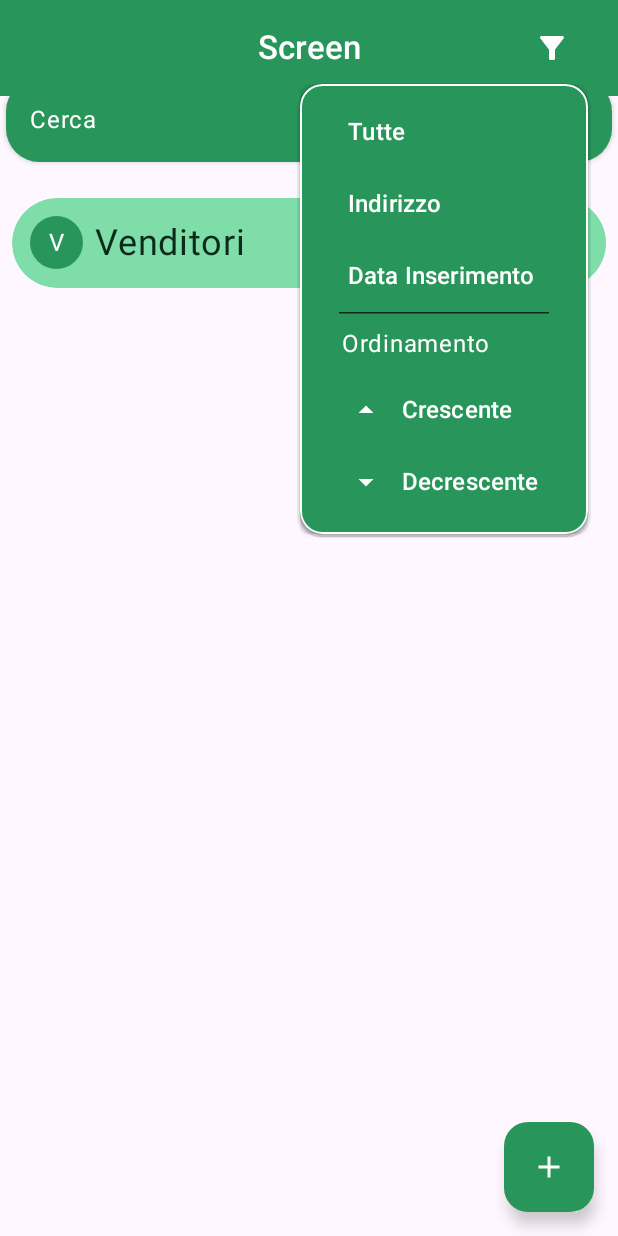
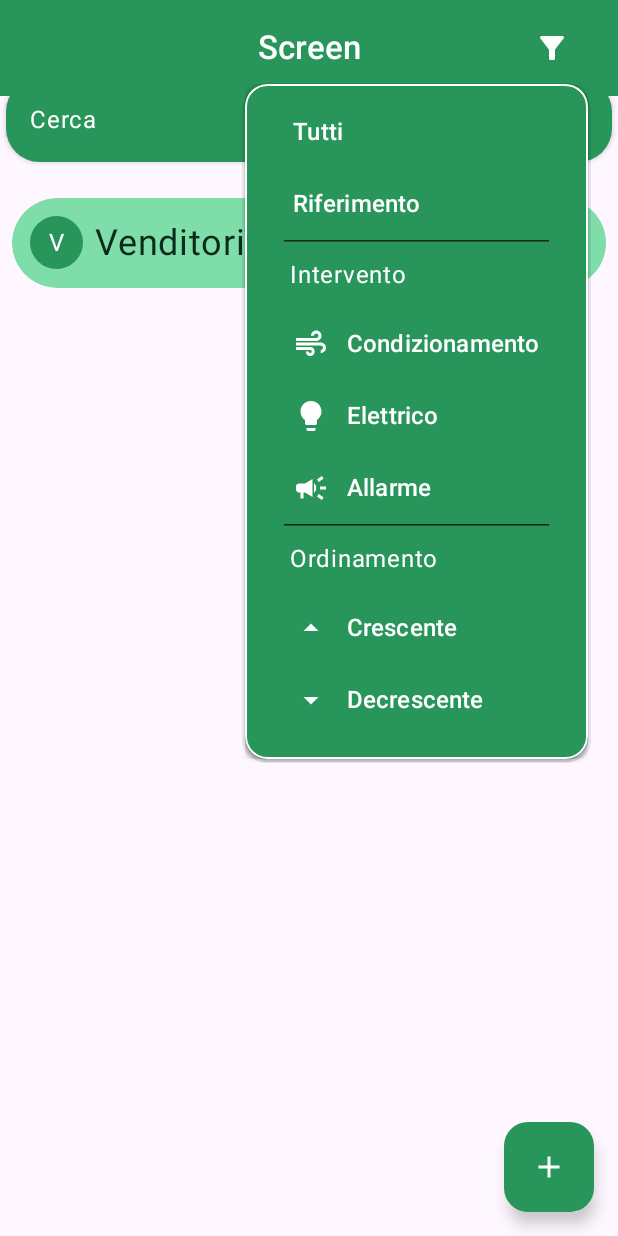
Before and after one commit to BeaBarba/BarbApp, an Android app built with Jetpack Compose: the screen it shows after launch (MainActivity), after a tap on "Filter", on a phone screen of 412 x 824 dp. Run offline under Robolectric (Android 15) with nearby library versions, the phone set to English and light mode, and no system bars; our stand-ins replace Material 3 Expressive styles (plain Material 3 is drawn).

Commit message:
Creation of DropDownMenu components completed

```diff
--- a/app/src/main/java/com/example/myapplication/ui/component/DropDownMenuComponents.kt
+++ b/app/src/main/java/com/example/myapplication/ui/component/DropDownMenuComponents.kt
@@ -5,14 +5,16 @@ import androidx.compose.foundation.layout.Box
 import androidx.compose.foundation.layout.Column
 import androidx.compose.foundation.layout.Row
 import androidx.compose.foundation.layout.padding
-import androidx.compose.foundation.layout.width
 import androidx.compose.material.icons.Icons
+import androidx.compose.material.icons.filled.Air
 import androidx.compose.material.icons.filled.ArrowDropDown
 import androidx.compose.material.icons.filled.ArrowDropUp
+import androidx.compose.material.icons.filled.Campaign
 import androidx.compose.material.icons.filled.DarkMode
 import androidx.compose.material.icons.filled.FilterAlt
 import androidx.compose.material.icons.filled.Inbox
 import androidx.compose.material.icons.filled.LightMode
+import androidx.compose.material.icons.filled.Lightbulb
 import androidx.compose.material.icons.filled.Settings
 import androidx.compose.material3.DropdownMenuItem
 import androidx.compose.material3.HorizontalDivider
@@ -27,17 +29,77 @@ import androidx.compose.runtime.remember
 import androidx.compose.runtime.setValue
 import androidx.compose.ui.Alignment
 import androidx.compose.ui.Modifier
-import androidx.compose.ui.modifier.modifierLocalMapOf
 import androidx.compose.ui.res.painterResource
 import androidx.compose.ui.unit.dp
 import com.example.myapplication.R
 
 @Composable
+fun MenuText(text: String){
+    Text(
+        text = text,
+        color = MaterialTheme.colorScheme.onPrimary,
+        fontSize = MaterialTheme.typography.bodyLarge.fontSize
+    )
+}
+
+@Composable
+fun MenuDivider(){
+    HorizontalDivider(
+        modifier = Modifier.padding(end = 6.dp, start = 6.dp),
+        thickness = 1.dp,
+        color = MaterialTheme.colorScheme.onPrimaryContainer
+    )
+}
+
+@Composable
+fun MenuTitle(text : String){
+    Row(
+        modifier = Modifier.padding(10.dp),
+        verticalAlignment = Alignment.CenterVertically,
+        horizontalArrangement = Arrangement.Center
+    ){
+        Text(
+            text = text,
+            color = MaterialTheme.colorScheme.onPrimary,
+            fontSize = MaterialTheme.typography.bodyLarge.fontSize
+        )
+    }
+}
+
+@Composable
+fun Order(
+    text : String = "Ordinamento",
+    onClickAscending : () -> Unit,
+    onClickDescending : () -> Unit
+){
+    MenuTitle(text)
+    DropdownMenuItem(
+        leadingIcon = {
+            Icon(Icons.Filled.ArrowDropUp, contentDescription = "Ascending order",
+                tint = MaterialTheme.colorScheme.onPrimary
+            ) },
+        text = {
+            MenuText(text = "Crescente")
+        },
+        onClick = { onClickAscending() /* Order items to ascending order */ }
+    )
+    DropdownMenuItem(
+        leadingIcon = {
+            Icon(Icons.Filled.ArrowDropDown, contentDescription = "Descending order",
+                tint = MaterialTheme.colorScheme.onPrimary
+            ) },
+        text = {
+            MenuText(text = "Decrescente")
+        },
+        onClick = { onClickDescending() /* Order items to descending order */ }
+    )
+}
+
+@Composable
 fun DropDownMenuHome(){
     var expanded by remember { mutableStateOf(false) }
     Box(
-        modifier = Modifier
-            .padding(16.dp)
+        modifier = Modifier.padding(16.dp)
     ) {
         IconButton(onClick = { expanded = !expanded }) {
             Icon(Icons.Filled.Settings, contentDescription = "Settings", tint = MaterialTheme.colorScheme.onPrimary)
@@ -47,78 +109,30 @@ fun DropDownMenuHome(){
             Column(
                 modifier = Modifier.padding(end = 20.dp, start = 20.dp),
             ) {
-                Row(
-                    modifier = Modifier.padding(8.dp),
-                    verticalAlignment = Alignment.CenterVertically,
-                    horizontalArrangement = Arrangement.Center
-                ) {
-                    Text(
-                        text = "Aspetto",
-                        color = MaterialTheme.colorScheme.onPrimary,
-                        fontSize = MaterialTheme.typography.bodyLarge.fontSize
-                    )
-                }
+                MenuTitle("Aspetto")
                 DropdownMenuItem(
                     leadingIcon = { Icon(Icons.Filled.LightMode, contentDescription = "Chiaro",tint = MaterialTheme.colorScheme.onPrimary) },
-                    text = {
-                        Text(
-                            text = "Chiaro",
-                            color = MaterialTheme.colorScheme.onPrimary,
-                            fontSize = MaterialTheme.typography.bodyLarge.fontSize
-                        )
-                    },
-                    onClick = {/* Change color */ },
+                    text = { MenuText(text = "Chiaro") },
+                    onClick = { /* Change color light */ },
                 )
                 DropdownMenuItem(
                     leadingIcon =  { Icon(Icons.Filled.DarkMode, contentDescription = "Scuro",tint = MaterialTheme.colorScheme.onPrimary) },
-                    text = {
-                        Text(
-                            text = "Scuro",
-                            color = MaterialTheme.colorScheme.onPrimary,
-                            fontSize = MaterialTheme.typography.bodyLarge.fontSize
-                        )
-                    },
-                    onClick = {},
+                    text = { MenuText(text = "Scuro") },
+                    onClick = { /* Change color dark */ },
                 )
 
-                HorizontalDivider(
-                    modifier = Modifier.padding(end = 6.dp, start = 6.dp),
-                    thickness = 1.dp,
-                    color = MaterialTheme.colorScheme.onPrimaryContainer
-                )
+                MenuDivider()
 
-                Row(
-                    modifier = Modifier.padding(8.dp),
-                    verticalAlignment = Alignment.CenterVertically,
-                    horizontalArrangement = Arrangement.Center
-                ) {
-                    Text(
-                        text = "Dati",
-                        color = MaterialTheme.colorScheme.onPrimary,
-                        fontSize = MaterialTheme.typography.bodyLarge.fontSize
-                    )
-                }
+                MenuTitle("Dati")
                 DropdownMenuItem(
-                    leadingIcon = { Icon(Icons.Filled.Inbox, contentDescription = "Chiaro", tint = MaterialTheme.colorScheme.onPrimary) },
-                    text = {
-                        Text(
-                            text = "Importa Database",
-                            color = MaterialTheme.colorScheme.onPrimary,
-                            fontSize = MaterialTheme.typography.bodyLarge.fontSize
-                        )
-                    },
-                    onClick = {/* Change color */ },
+                    leadingIcon = { Icon(Icons.Filled.Inbox, contentDescription = "Import", tint = MaterialTheme.colorScheme.onPrimary) },
+                    text = { MenuText(text = "Importa Database") },
+                    onClick = { /* Action to import database */ },
                 )
                 DropdownMenuItem(
-                    leadingIcon =  { Icon(painterResource(R.drawable.export), contentDescription = "Scuro", tint = MaterialTheme.colorScheme.onPrimary) },
-                    text = {
-                        Text(
-                            text = "Esporta Database",
-                            color = MaterialTheme.colorScheme.onPrimary,
-                            fontSize = MaterialTheme.typography.bodyLarge.fontSize
-                        )
-                    },
-                    onClick = {},
+                    leadingIcon =  { Icon(painterResource(R.drawable.export), contentDescription = "Export", tint = MaterialTheme.colorScheme.onPrimary) },
+                    text = { MenuText(text = "Esporta Database") },
+                    onClick = { /* Action to export database */ },
                 )
             }
         }
@@ -134,6 +148,7 @@ fun DropDownMenuBubbles(){
         IconButton(onClick = { expanded = !expanded }) {
             Icon(Icons.Filled.FilterAlt, contentDescription = "Filter", tint = MaterialTheme.colorScheme.onPrimary)
         }
+
         CustomDropDownMenu(
             expanded = expanded,
             onDismissRequest = { expanded = false },
@@ -142,87 +157,21 @@ fun DropDownMenuBubbles(){
                 modifier = Modifier.padding(end = 20.dp, start = 20.dp),
             ) {
                 DropdownMenuItem(
-                    text = {
-                        Text(
-                            text = "Tutte",
-                            color = MaterialTheme.colorScheme.onPrimary,
-                            fontSize = MaterialTheme.typography.bodyLarge.fontSize
-                        )
-                    },
+                    text = { MenuText(text = "Tutte") },
                     onClick = { /* Query that select all bubbles */ }
                 )
                 DropdownMenuItem(
-                    text = {
-                        Text(
-                            text = "Venditore",
-                            color = MaterialTheme.colorScheme.onPrimary,
-                            fontSize = MaterialTheme.typography.bodyLarge.fontSize
-                        )
-                    },
+                    text = { MenuText(text = "Venditore") },
                     onClick = { /* Query that select all bubbles based on seller */ }
                 )
                 DropdownMenuItem(
-                    text = {
-                        Text(
-                            text = "Data",
-                            color = MaterialTheme.colorScheme.onPrimary,
-                            fontSize = MaterialTheme.typography.bodyLarge.fontSize
-                        )
-                    },
+                    text = { MenuText(text = "Data") },
                     onClick = { /* Query that select all bubbles on date */ }
                 )
 
-                HorizontalDivider(
-                    modifier = Modifier.padding(start = 6.dp, end = 6.dp),
-                    thickness = 1.dp,
-                    color = MaterialTheme.colorScheme.onPrimaryContainer
-                )
+                MenuDivider()
 
-                Row(
-                    modifier = Modifier.padding(8.dp),
-                    verticalAlignment = Alignment.CenterVertically,
-                    horizontalArrangement = Arrangement.Center
-                ) {
-                    Text(
-                        text = "Ordinamento",
-                        color = MaterialTheme.colorScheme.onPrimary,
-                        fontSize = MaterialTheme.typography.bodyLarge.fontSize
-                    )
-                }
-                DropdownMenuItem(
-                    leadingIcon = {
-                        Icon(
-                            Icons.Filled.ArrowDropUp,
-                            contentDescription = "Ascending order",
-                            tint = MaterialTheme.colorScheme.onPrimary
-                        )
-                    },
-                    text = {
-                        Text(
-                            text = "Crescente",
-                            color = MaterialTheme.colorScheme.onPrimary,
-                            fontSize = MaterialTheme.typography.bodyLarge.fontSize
-                        )
-                    },
-                    onClick = { /* Ascending order */ }
-                )
-                DropdownMenuItem(
-                    leadingIcon = {
-                        Icon(
-                            Icons.Filled.ArrowDropDown,
-                            contentDescription = "Descending order",
-                            tint = MaterialTheme.colorScheme.onPrimary
-                        )
-                    },
-                    text = {
-                        Text(
-                            text = "Decrescente",
-                            color = MaterialTheme.colorScheme.onPrimary,
-                            fontSize = MaterialTheme.typography.bodyLarge.fontSize
-                        )
-                    },
-                    onClick = { /* Descending order */ }
-                )
+                Order(onClickAscending = {}, onClickDescending = {})
             }
         }
     }
@@ -237,96 +186,215 @@ fun DropDownMenuCleaning(){
         IconButton(onClick = { expanded = !expanded }) {
             Icon(Icons.Filled.FilterAlt, contentDescription = "Filter", tint = MaterialTheme.colorScheme.onPrimary)
         }
+
         CustomDropDownMenu(
             expanded = expanded,
-            onDismissRequest = { expanded = false },
+            onDismissRequest = { expanded = false }
         ) {
             Column(
                 modifier = Modifier.padding(end = 20.dp, start = 20.dp),
             ) {
                 DropdownMenuItem(
-                    text = {
-                        Text(
-                            text = "Tutte",
-                            color = MaterialTheme.colorScheme.onPrimary,
-                            fontSize = MaterialTheme.typography.bodyLarge.fontSize
-                        )
-                    },
+                    text = { MenuText(text = "Tutte") },
                     onClick = { /* Query that select all bubbles */ }
                 )
                 DropdownMenuItem(
-                    text = {
-                        Text(
-                            text = "Indirizzo",
-                            color = MaterialTheme.colorScheme.onPrimary,
-                            fontSize = MaterialTheme.typography.bodyLarge.fontSize
-                        )
-                    },
+                    text = { MenuText(text = "Indirizzo") },
                     onClick = { /* Query that select all bubbles based on address */ }
                 )
                 DropdownMenuItem(
-                    text = {
-                        Text(
-                            text = "Data Inserimento",
-                            color = MaterialTheme.colorScheme.onPrimary,
-                            fontSize = MaterialTheme.typography.bodyLarge.fontSize
-                        )
-                    },
+                    text = { MenuText(text = "Data Inserimento") },
                     onClick = { /* Query that select all bubbles on date */ }
                 )
 
-                HorizontalDivider(
-                    modifier = Modifier.padding(start = 6.dp, end = 6.dp),
-                    thickness = 1.dp,
-                    color = MaterialTheme.colorScheme.onPrimaryContainer
-                )
+                MenuDivider()
 
-                Row(
-                    modifier = Modifier.padding(8.dp),
-                    verticalAlignment = Alignment.CenterVertically,
-                    horizontalArrangement = Arrangement.Center
-                ) {
-                    Text(
-                        text = "Ordinamento",
-                        color = MaterialTheme.colorScheme.onPrimary,
-                        fontSize = MaterialTheme.typography.bodyLarge.fontSize
-                    )
-                }
-                DropdownMenuItem(
-                    leadingIcon = {
-                        Icon(
-                            Icons.Filled.ArrowDropUp,
-                            contentDescription = "Ascending order",
-                            tint = MaterialTheme.colorScheme.onPrimary
-                        )
-                    },
-                    text = {
-                        Text(
-                            text = "Crescente",
-                            color = MaterialTheme.colorScheme.onPrimary,
-                            fontSize = MaterialTheme.typography.bodyLarge.fontSize
-                        )
-                    },
-                    onClick = { /* Ascending order */ }
-                )
-                DropdownMenuItem(
-                    leadingIcon = {
-                        Icon(
-                            Icons.Filled.ArrowDropDown,
-                            contentDescription = "Descending order",
-                            tint = MaterialTheme.colorScheme.onPrimary
-                        )
-                    },
-                    text = {
-                        Text(
-                            text = "Decrescente",
-                            color = MaterialTheme.colorScheme.onPrimary,
-                            fontSize = MaterialTheme.typography.bodyLarge.fontSize
-                        )
-                    },
-                    onClick = { /* Descending order */ }
-                )
+                Order(onClickAscending = {}, onClickDescending = {})
             }
         }
     }
 }
+
+@Composable
+fun DropDownMenuJobs(){
+    var expanded by remember { mutableStateOf(false) }
+
+    Box(
+        modifier = Modifier.padding(16.dp)
+    ){
+        IconButton(onClick = { expanded = !expanded }) {
+            Icon(Icons.Filled.FilterAlt, contentDescription = "Filter", tint = MaterialTheme.colorScheme.onPrimary)
+        }
+
+        CustomDropDownMenu(
+            expanded = expanded,
+            onDismissRequest = { expanded = false},
+            height = 485.dp
+        ) {
+            Column(
+                modifier = Modifier.padding(start = 20.dp, end = 20.dp)
+            ) {
+                DropdownMenuItem(
+                    text = { MenuText(text = "Tutti") },
+                    onClick = { /* Query that select all jobs */ }
+                )
+                DropdownMenuItem(
+                    text = { MenuText(text = "Effettuati") },
+                    onClick = { /* Query that select jobs taken */ }
+                )
+                DropdownMenuItem(
+                    text = { MenuText(text = "Da programmare") },
+                    onClick = { /* Query that select jobs to be planned */ }
+                )
+
+                MenuDivider()
+
+                MenuTitle("Tipologia")
+                DropdownMenuItem(
+                    leadingIcon = { Icon(Icons.Filled.Lightbulb,contentDescription = "Eletric",tint = MaterialTheme.colorScheme.onPrimary) },
+                    text = { MenuText(text = "Elettrico") },
+                    onClick = { /* Query that select jobs on eletric */ }
+                )
+                DropdownMenuItem(
+                    leadingIcon = {Icon(Icons.Filled.Air,contentDescription = "Air conditioning",tint = MaterialTheme.colorScheme.onPrimary) },
+                    text = { MenuText(text = "Condizionamento") },
+                    onClick = { /* Query that select jobs on air conditioning */ }
+                )
+                DropdownMenuItem(
+                    leadingIcon = { Icon(Icons.Filled.Campaign,contentDescription = "Alarm",tint = MaterialTheme.colorScheme.onPrimary) },
+                    text = { MenuText(text = "Allarme") },
+                    onClick = { /* Query that select jobs on air alarm */ }
+                )
+
+                MenuDivider()
+
+                Order(onClickAscending = {}, onClickDescending = {})
+            }
+        }
+    }
+}
+
+@Composable
+fun DropDownMenuCustumers(){
+    var expanded by remember { mutableStateOf(false) }
+
+    Box( modifier = Modifier.padding(16.dp)){
+        IconButton( onClick = {expanded = !expanded} ) {
+            Icon(Icons.Filled.FilterAlt, "Filter", tint = MaterialTheme.colorScheme.onPrimary)
+        }
+
+        CustomDropDownMenu(
+            expanded = expanded,
+            onDismissRequest = { expanded = false },
+            height = 450.dp
+        ) {
+            Column(modifier = Modifier.padding(start = 20.dp, end = 20.dp)) {
+                DropdownMenuItem(
+                    text = { MenuText(text = "Tutti") },
+                    onClick = { /* Query that select all custumers */}
+                )
+                DropdownMenuItem(
+                    text = { MenuText(text = "Riferimento") },
+                    onClick = { /* Query tghat groups custumers by reference */ }
+                )
+
+                MenuDivider()
+
+                MenuTitle("Intervento")
+                DropdownMenuItem(
+                    leadingIcon = { Icon(Icons.Filled.Air, contentDescription = "Air conditioning", tint = MaterialTheme.colorScheme.onPrimary)},
+                    text = { MenuText(text = "Condizionamento") },
+                    onClick = { /* Query that groups and filter custumers by air conditioning */ }
+                )
+                DropdownMenuItem(
+                    leadingIcon = { Icon(Icons.Filled.Lightbulb, contentDescription = "Eletric", tint = MaterialTheme.colorScheme.onPrimary)},
+                    text = { MenuText(text = "Elettrico") },
+                    onClick = { /*Query that group and filter custumers by eletric */ }
+                )
+                DropdownMenuItem(
+                    leadingIcon = { Icon(Icons.Filled.Campaign, contentDescription = "Alarm", tint = MaterialTheme.colorScheme.onPrimary)},
+                    text = { MenuText("Allarme") },
+                    onClick = { /* Query that groups and filter custumers by alarm */ }
+                )
+
+                MenuDivider()
+
+                Order(onClickAscending = {}, onClickDescending = {})
+            }
+        }
+    }
+}
+
+@Composable
+fun DropDownMenuRevenue(){
+    var expanded by remember { mutableStateOf(false) }
+
+    Box(modifier = Modifier.padding(16.dp)){
+        IconButton(onClick = {expanded = !expanded}) {
+            Icon(Icons.Filled.FilterAlt, contentDescription = "Filter", tint = MaterialTheme.colorScheme.onPrimary)
+        }
+
+        CustomDropDownMenu(
+            expanded = expanded,
+            onDismissRequest = {expanded = false}
+        ) {
+            Column(modifier = Modifier.padding(start = 20.dp, end = 20.dp)) {
+                Order("Importo", {}, {})
+
+                MenuDivider()
+
+                Order("Data Emissione", {}, {})
+            }
+        }
+    }
+}
+
+@Composable
+fun DropDownMenuPayments(){
+    var expanded by remember { mutableStateOf(false) }
+    var category =  listOf("cat1" , "cat2" , "cat3")
+
+    Box(modifier = Modifier.padding(16.dp)) {
+        IconButton(onClick = { expanded = !expanded }) {
+            Icon(
+                Icons.Filled.FilterAlt,
+                contentDescription = "Filter",
+                tint = MaterialTheme.colorScheme.onPrimary
+            )
+        }
+
+        CustomDropDownMenu(
+            expanded = expanded,
+            onDismissRequest = { expanded = false },
+            height = 480.dp
+        ) {
+            Column(modifier = Modifier.padding(start = 20.dp, end = 20.dp)) {
+                DropdownMenuItem(
+                    text = { MenuText(text = "Tutti") },
+                    onClick = { /* Query that select all payments */ }
+                )
+
+                MenuDivider()
+
+                MenuTitle("Categorie")
+                category.forEach { cat ->
+                    DropdownMenuItem(
+                        text = { MenuText(cat.toString()) },
+                        onClick = { /* Query that filter payments by category */ }
+                    )
+                }
+
+                MenuDivider()
+
+                MenuTitle("Venditori")
+                DropdownMenuItem(
+                    text = { MenuText("Venditore 1") },
+                    onClick = { /* Query that filter payments by sellers */ }
+                )
+
+                MenuDivider()
+                Order(onClickDescending = {}, onClickAscending = {})
+            }
+        }
+    }
+}
--- a/app/src/main/java/com/example/myapplication/ui/component/GeneralComponents.kt
+++ b/app/src/main/java/com/example/myapplication/ui/component/GeneralComponents.kt
@@ -21,6 +21,7 @@ import androidx.compose.foundation.layout.fillMaxWidth
 import androidx.compose.foundation.layout.height
 import androidx.compose.foundation.layout.padding
 import androidx.compose.foundation.layout.size
+import androidx.compose.foundation.layout.width
 import androidx.compose.foundation.lazy.LazyColumn
 import androidx.compose.foundation.lazy.items
 import androidx.compose.foundation.shape.CircleShape
@@ -306,13 +307,14 @@ fun ToggleIconButton(checked : Boolean, onCheckedChange: (Boolean) -> Unit) {
 fun CustomDropDownMenu(
     expanded: Boolean,
     onDismissRequest: () -> Unit,
+    height : Dp = 300.dp,
     content: @Composable () -> Unit
 ) {
     DropdownMenu(
         expanded = expanded,
         onDismissRequest = onDismissRequest,
         modifier = Modifier
-            .height(300.dp)
+            .height(height)
             .border(1.dp, MaterialTheme.colorScheme.onPrimary, RoundedCornerShape(15.dp))
             .background(MaterialTheme.colorScheme.primary),
         shape = RoundedCornerShape(15.dp)
--- a/app/src/main/java/com/example/myapplication/ui/screen/Screen.kt
+++ b/app/src/main/java/com/example/myapplication/ui/screen/Screen.kt
@@ -61,7 +61,11 @@ import com.example.myapplication.ui.component.CustomDropDownMenu
 import com.example.myapplication.ui.component.CustomersCardsList
 import com.example.myapplication.ui.component.DropDownMenuBubbles
 import com.example.myapplication.ui.component.DropDownMenuCleaning
+import com.example.myapplication.ui.component.DropDownMenuCustumers
 import com.example.myapplication.ui.component.DropDownMenuHome
+import com.example.myapplication.ui.component.DropDownMenuJobs
+import com.example.myapplication.ui.component.DropDownMenuPayments
+import com.example.myapplication.ui.component.DropDownMenuRevenue
 import com.example.myapplication.ui.component.HomeCard
 import com.example.myapplication.ui.component.SearchAppBar
 import com.example.myapplication.ui.component.SplitButtonMenu
@@ -77,7 +81,7 @@ fun Screen(modifier : Modifier){
 
     Scaffold (
         modifier = Modifier.fillMaxSize(),
-        topBar = {TopAppBar("Screen",{},{ DropDownMenuCleaning() })},
+        topBar = {TopAppBar("Screen",{},{ DropDownMenuCustumers() })},
         floatingActionButton = {AddButton("Screen"){} }
     ){ contentPadding ->
         Column (
```
